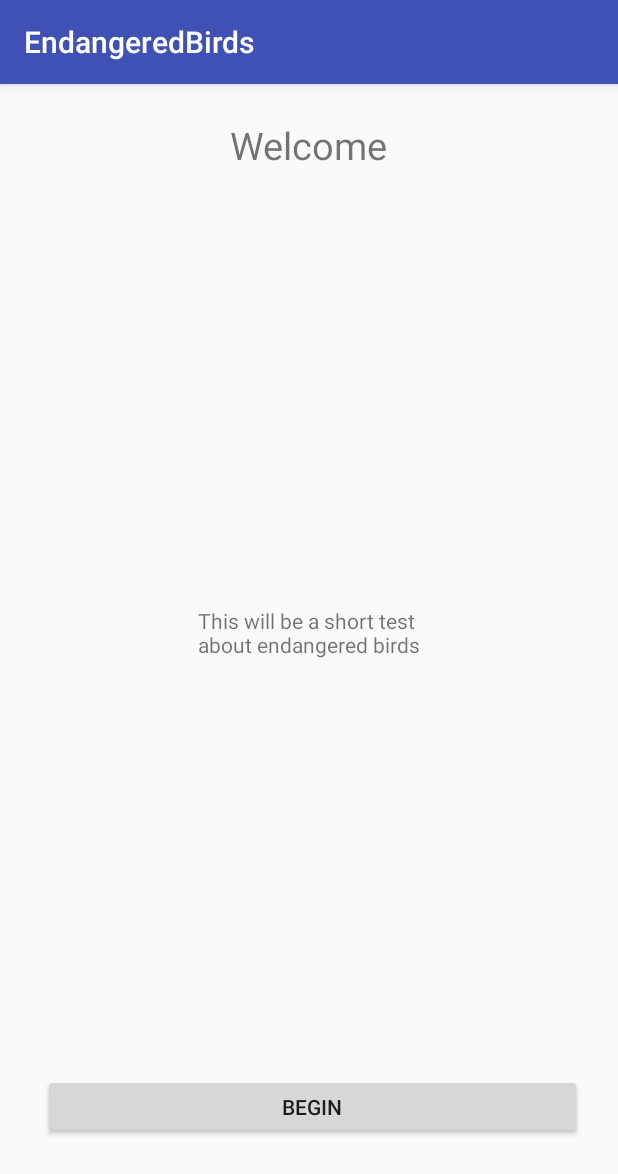
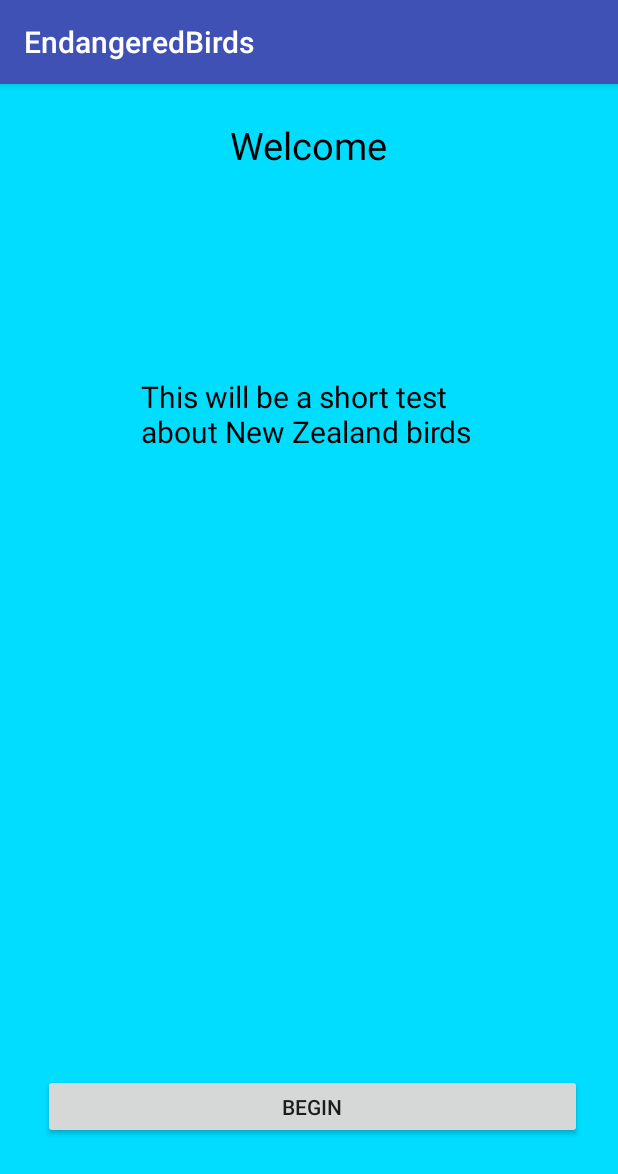
Before and after one commit to meadal1/egitstuff, an Android app: the screen it shows after launch (MainActivity), on a phone screen of 412 x 824 dp. Shown: the top 1174 px of the screen. Run offline under Robolectric (Android 15) with nearby library versions, the phone set to English and light mode, and no system bars.

Commit message:
Project finished. Quick colour change and drawings added.

```diff
--- a/EndangeredBirds/app/src/main/res/layout/activity_main.xml
+++ b/EndangeredBirds/app/src/main/res/layout/activity_main.xml
@@ -4,6 +4,7 @@
     xmlns:tools="http://schemas.android.com/tools"
     android:layout_width="match_parent"
     android:layout_height="match_parent"
+    android:background="@android:color/holo_blue_bright"
     tools:context="com.example.aaron.endangeredbirds.MainActivity">
 
     <TextView
@@ -11,6 +12,7 @@
         android:layout_width="wrap_content"
         android:layout_height="wrap_content"
         android:text="Welcome"
+        android:textColor="@android:color/background_dark"
         android:textSize="25sp"
         app:layout_constraintBottom_toBottomOf="parent"
         app:layout_constraintLeft_toLeftOf="parent"
@@ -20,18 +22,21 @@
 
     <TextView
         android:id="@+id/textView"
-        android:layout_width="148dp"
-        android:layout_height="44dp"
-        android:layout_marginBottom="376dp"
+        android:layout_width="225dp"
+        android:layout_height="107dp"
+        android:layout_marginBottom="8dp"
         android:layout_marginEnd="8dp"
         android:layout_marginStart="8dp"
         android:layout_marginTop="8dp"
-        android:text="This will be a short test about endangered birds"
+        android:text="This will be a short test about New Zealand birds"
+        android:textColor="@android:color/background_dark"
+        android:textSize="20sp"
         app:layout_constraintBottom_toBottomOf="parent"
         app:layout_constraintEnd_toEndOf="parent"
+        app:layout_constraintHorizontal_bias="0.503"
         app:layout_constraintStart_toStartOf="parent"
         app:layout_constraintTop_toTopOf="parent"
-        app:layout_constraintVertical_bias="1.0" />
+        app:layout_constraintVertical_bias="0.29" />
 
     <Button
         android:id="@+id/button"
--- a/EndangeredBirds/app/src/main/res/layout/activity_questions.xml
+++ b/EndangeredBirds/app/src/main/res/layout/activity_questions.xml
@@ -4,6 +4,7 @@
     xmlns:tools="http://schemas.android.com/tools"
     android:layout_width="match_parent"
     android:layout_height="match_parent"
+    android:background="@android:color/holo_blue_bright"
     tools:context="com.example.aaron.endangeredbirds.questions">
 
     <TextView
@@ -15,6 +16,7 @@
         android:layout_marginStart="8dp"
         android:layout_marginTop="8dp"
         android:text="q"
+        android:textColor="@android:color/background_dark"
         app:layout_constraintBottom_toBottomOf="parent"
         app:layout_constraintEnd_toEndOf="parent"
         app:layout_constraintStart_toStartOf="parent"
@@ -140,6 +142,7 @@
         android:layout_marginStart="8dp"
         android:layout_marginTop="8dp"
         android:text="TextView"
+        android:textColor="@android:color/background_dark"
         android:textSize="15sp"
         android:visibility="invisible"
         app:layout_constraintBottom_toBottomOf="parent"
--- a/EndangeredBirds/app/src/main/res/layout/activity_score.xml
+++ b/EndangeredBirds/app/src/main/res/layout/activity_score.xml
@@ -4,6 +4,7 @@
     xmlns:tools="http://schemas.android.com/tools"
     android:layout_width="match_parent"
     android:layout_height="match_parent"
+    android:background="@android:color/holo_blue_bright"
     tools:context="com.example.aaron.endangeredbirds.score">
 
     <TextView
@@ -16,6 +17,7 @@
         android:layout_marginTop="8dp"
         android:text="TextView"
         android:textAlignment="center"
+        android:textColor="@android:color/background_dark"
         android:textSize="20sp"
         app:layout_constraintBottom_toBottomOf="parent"
         app:layout_constraintEnd_toEndOf="parent"
@@ -33,6 +35,7 @@
         android:layout_marginStart="8dp"
         android:layout_marginTop="8dp"
         android:text="Your Score:"
+        android:textColor="@android:color/background_dark"
         android:textSize="25sp"
         app:layout_constraintBottom_toBottomOf="parent"
         app:layout_constraintEnd_toEndOf="parent"
@@ -66,6 +69,7 @@
         android:layout_marginStart="8dp"
         android:layout_marginTop="8dp"
         android:text="10"
+        android:textColor="@android:color/background_dark"
         android:textSize="20sp"
         app:layout_constraintBottom_toBottomOf="parent"
         app:layout_constraintEnd_toEndOf="parent"
```
